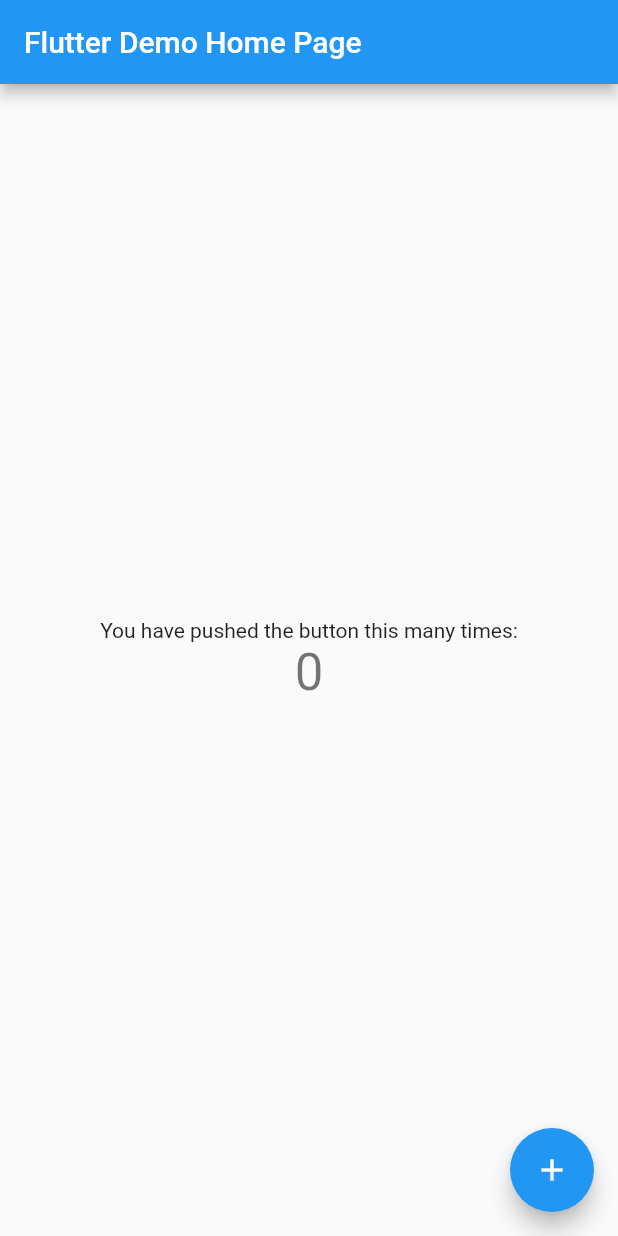
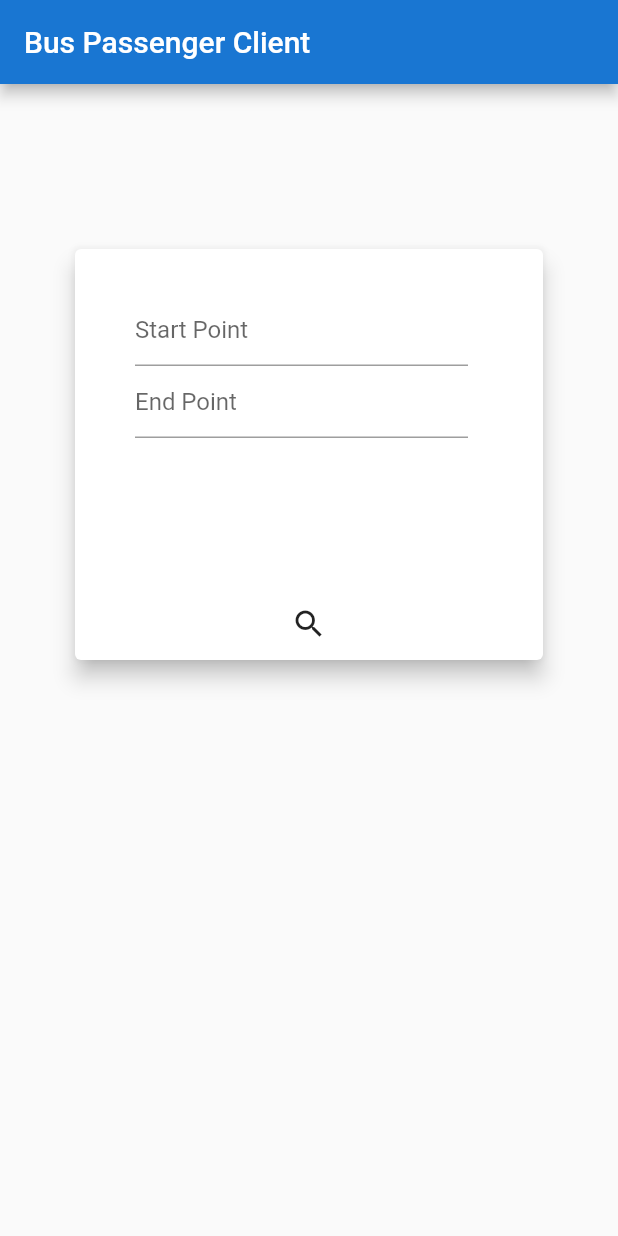
Before and after one commit to Mkrs2018/Transportation-system, a Flutter app: the screen it shows after launch, on a phone screen of 412 x 824 dp. Run offline on Flutter 3.47's test engine with Material 2 defaults, Android fonts, the phone set to English and light mode, and no system bars; missing offline and left inert: map_view; statements that could not run were skipped.

Commit message:
Added basic user interface and app flow

```diff
--- a/bus_passenger_client/lib/main.dart
+++ b/bus_passenger_client/lib/main.dart
@@ -1,109 +1,12 @@
 import 'package:flutter/material.dart';
+import 'package:map_view/map_view.dart';
+import './ui/bus_passenger_client.dart';
 
-void main() => runApp(new MyApp());
+var _superSecretApiKey =  'AIzaSyB1nOXO0xgwsXiIkEVjJ2h1JqwwSA2s26Q';
 
-class MyApp extends StatelessWidget {
-  // This widget is the root of your application.
-  @override
-  Widget build(BuildContext context) {
-    return new MaterialApp(
-      title: 'Flutter Demo',
-      theme: new ThemeData(
-        // This is the theme of your application.
-        //
-        // Try running your application with "flutter run". You'll see the
-        // application has a blue toolbar. Then, without quitting the app, try
-        // changing the primarySwatch below to Colors.green and then invoke
-        // "hot reload" (press "r" in the console where you ran "flutter run",
-        // or press Run > Flutter Hot Reload in IntelliJ). Notice that the
-        // counter didn't reset back to zero; the application is not restarted.
-        primarySwatch: Colors.blue,
-      ),
-      home: new MyHomePage(title: 'Flutter Demo Home Page'),
-    );
-  }
+void main() {
+  MapView.setApiKey(_superSecretApiKey);
+  runApp(
+      new MaterialApp(title: "Bus passenger client", home: BusPassengerClient()));
+
 }
-
-class MyHomePage extends StatefulWidget {
-  MyHomePage({Key key, this.title}) : super(key: key);
-
-  // This widget is the home page of your application. It is stateful, meaning
-  // that it has a State object (defined below) that contains fields that affect
-  // how it looks.
-
-  // This class is the configuration for the state. It holds the values (in this
-  // case the title) provided by the parent (in this case the App widget) and
-  // used by the build method of the State. Fields in a Widget subclass are
-  // always marked "final".
-
-  final String title;
-
-  @override
-  _MyHomePageState createState() => new _MyHomePageState();
-}
-
-class _MyHomePageState extends State<MyHomePage> {
-  int _counter = 0;
-
-  void _incrementCounter() {
-    setState(() {
-      // This call to setState tells the Flutter framework that something has
-      // changed in this State, which causes it to rerun the build method below
-      // so that the display can reflect the updated values. If we changed
-      // _counter without calling setState(), then the build method would not be
-      // called again, and so nothing would appear to happen.
-      _counter++;
-    });
-  }
-
-  @override
-  Widget build(BuildContext context) {
-    // This method is rerun every time setState is called, for instance as done
-    // by the _incrementCounter method above.
-    //
-    // The Flutter framework has been optimized to make rerunning build methods
-    // fast, so that you can just rebuild anything that needs updating rather
-    // than having to individually change instances of widgets.
-    return new Scaffold(
-      appBar: new AppBar(
-        // Here we take the value from the MyHomePage object that was created by
-        // the App.build method, and use it to set our appbar title.
-        title: new Text(widget.title),
-      ),
-      body: new Center(
-        // Center is a layout widget. It takes a single child and positions it
-        // in the middle of the parent.
-        child: new Column(
-          // Column is also layout widget. It takes a list of children and
-          // arranges them vertically. By default, it sizes itself to fit its
-          // children horizontally, and tries to be as tall as its parent.
-          //
-          // Invoke "debug paint" (press "p" in the console where you ran
-          // "flutter run", or select "Toggle Debug Paint" from the Flutter tool
-          // window in IntelliJ) to see the wireframe for each widget.
-          //
-          // Column has various properties to control how it sizes itself and
-          // how it positions its children. Here we use mainAxisAlignment to
-          // center the children vertically; the main axis here is the vertical
-          // axis because Columns are vertical (the cross axis would be
-          // horizontal).
-          mainAxisAlignment: MainAxisAlignment.center,
-          children: <Widget>[
-            new Text(
-              'You have pushed the button this many times:',
-            ),
-            new Text(
-              '$_counter',
-              style: Theme.of(context).textTheme.display1,
-            ),
-          ],
-        ),
-      ),
-      floatingActionButton: new FloatingActionButton(
-        onPressed: _incrementCounter,
-        tooltip: 'Increment',
-        child: new Icon(Icons.add),
-      ), // This trailing comma makes auto-formatting nicer for build methods.
-    );
-  }
-}
--- /dev/null
+++ b/bus_passenger_client/lib/ui/bus_passenger_client.dart
@@ -0,0 +1,59 @@
+import 'package:flutter/material.dart';
+
+import './map_view.dart';
+
+class BusPassengerClient extends StatefulWidget {
+  @override
+  State<StatefulWidget> createState() {
+    return new BusPassengerClientState();
+  }
+}
+
+class BusPassengerClientState extends State<BusPassengerClient> {
+  final TextEditingController _startPoint = new TextEditingController();
+  final TextEditingController _endPoint = new TextEditingController();
+
+  @override
+  Widget build(BuildContext context) {
+    return new Scaffold(
+        appBar: new AppBar(
+          title: new Text("Bus Passenger Client"),
+          backgroundColor: Colors.blue.shade700,
+        ),
+        body: new ListView(
+          children: <Widget>[
+            new Card(
+              elevation: 6.0,
+              margin: EdgeInsets.fromLTRB(50.0, 110.0, 50.0, 10.0),
+              child: new Column(
+                mainAxisAlignment: MainAxisAlignment.center,
+                children: <Widget>[
+                  new Container(
+                    margin: const EdgeInsets.fromLTRB(30.0, 10.0, 10.0, 90.0),
+                    padding: const EdgeInsets.fromLTRB(10.0, 20.0, 40.0, 10.0),
+                    child: new Column(
+                      mainAxisAlignment: MainAxisAlignment.spaceAround,
+                      children: <Widget>[
+                        new TextField(
+                          controller: _startPoint,
+                          decoration: InputDecoration(
+                            hintText: 'Start Point',
+                          ),
+                        ),
+                        new TextField(
+                          controller: _endPoint,
+                          decoration: InputDecoration(hintText: 'End Point'),
+                        )
+                      ],
+                    ),
+                  ),
+                  new IconButton(icon: Icon(Icons.search), onPressed: () {
+                    Navigator.push(context, MaterialPageRoute(builder: (context) => BusMapView()));
+                  })
+                ],
+              ),
+            )
+          ],
+        ));
+  }
+}
--- a/bus_passenger_client/pubspec.yaml
+++ b/bus_passenger_client/pubspec.yaml
@@ -8,6 +8,7 @@ dependencies:
   # The following adds the Cupertino Icons font to your application.
   # Use with the CupertinoIcons class for iOS style icons.
   cupertino_icons: ^0.1.2
+  map_view:
 
 dev_dependencies:
   flutter_test:
```
Also changed, not shown: bus_passenger_client/lib/ui/bus_detail.dart (added, +137 -0 lines), bus_passenger_client/lib/ui/map_view.dart (added, +87 -0 lines), bus_passenger_client/pubspec.lock, 3 other files.
